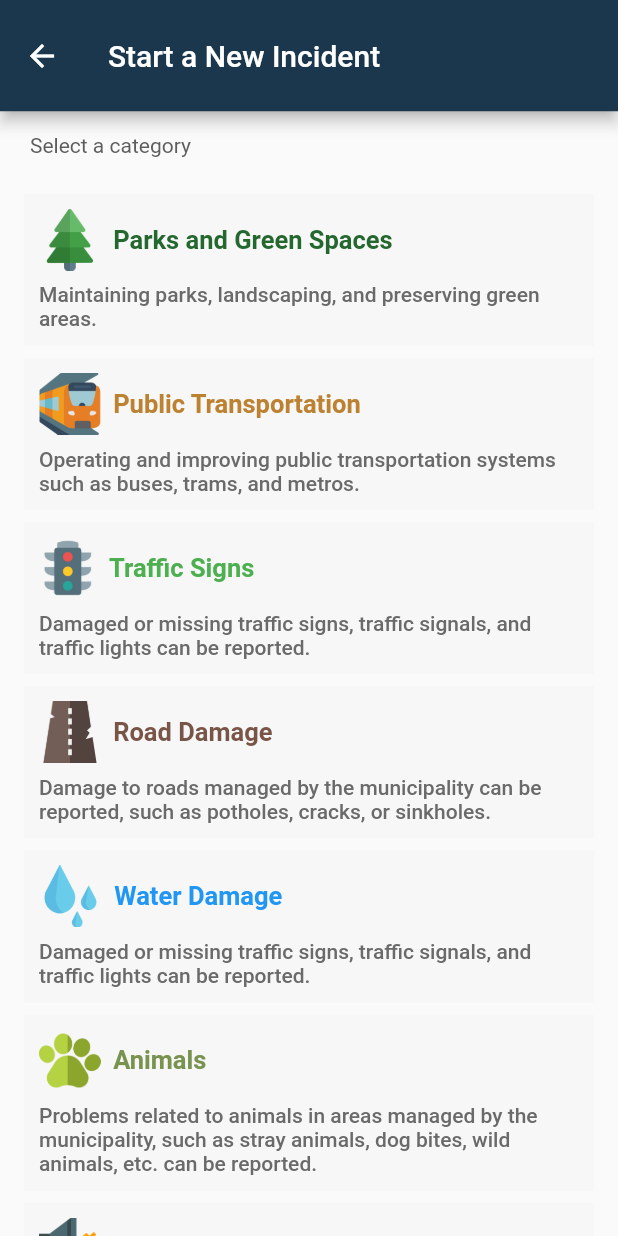
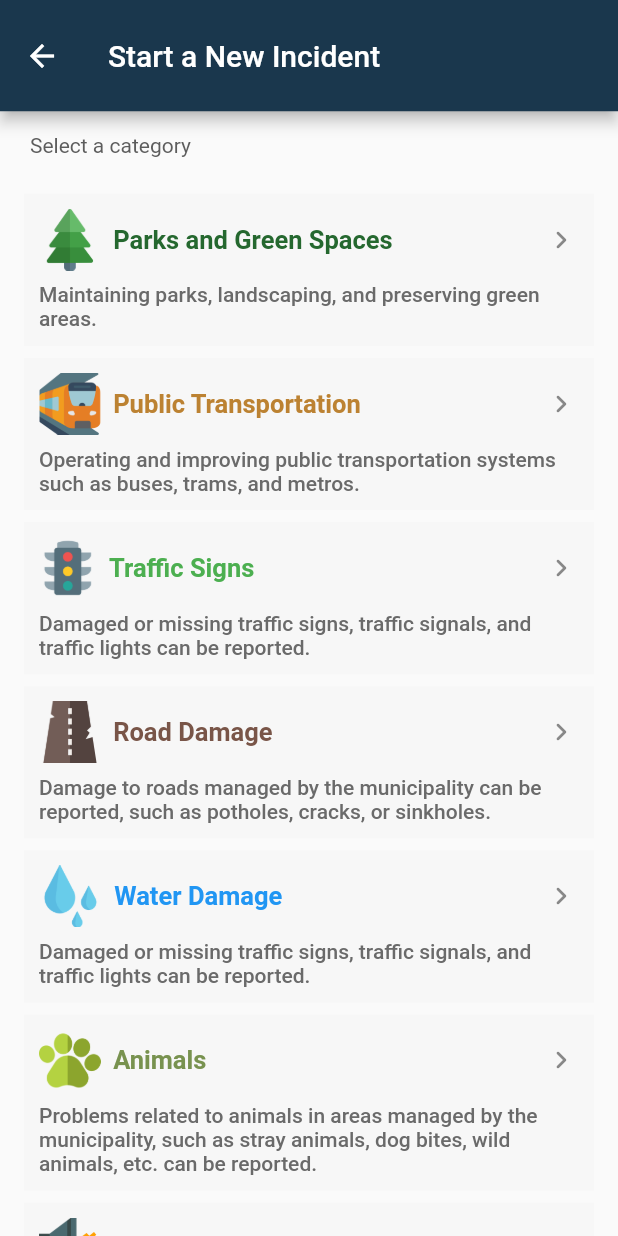
Before and after one commit to aligirisen/fabb-mobil, a Flutter app: the IncidentCategoryView screen opened by its route, on a phone screen of 412 x 824 dp. Run offline on Flutter 3.47's test engine with Material 2 defaults, Android fonts, the phone set to English and light mode, and no system bars; our stand-ins replace geocoding, geolocator, get, get_storage, google_maps_flutter, image_picker and 2 more; missing offline and left inert: universal_html; accounts and stored records are empty.

Commit message:
category strat error fixed

```diff
--- a/lib/app/shared/category_list.dart
+++ b/lib/app/shared/category_list.dart
@@ -27,7 +27,7 @@ class CategoryList {
     IncidentTypeModel(AppImages.health, AppStrings.incident10title,
         AppStrings.incident10text, AppColors.incident10Color),
     IncidentTypeModel(AppImages.social, AppStrings.incident10title,
-        AppStrings.incident10text, AppColors.incident10Color),
+        AppStrings.incident11text, AppColors.incident11Color),
     IncidentTypeModel(AppImages.roadSafety, AppStrings.incident1title,
         AppStrings.incident1text, AppColors.incident1RoadSafetyColor),
   ];
--- a/lib/app/views/home/incident_category_view.dart
+++ b/lib/app/views/home/incident_category_view.dart
@@ -7,7 +7,6 @@ import '../../controllers/home/incident_category_controller.dart';
 import '../../routes/app_pages.dart';
 import '../../shared/category_list.dart';
 import '../../theme/app_colors.dart';
-import 'incident_details_view.dart';
 
 //color: Color(0xff78D8A4),
 class IncidentCategoryView extends GetView<IncidentCategoryController> {
@@ -45,8 +44,15 @@ class IncidentCategoryView extends GetView<IncidentCategoryController> {
                 child: ListView.builder(
                   itemCount: CategoryList.incidentTypes.length,
                   itemBuilder: (context, index) => ListTile(
-                      title: Container(
-                    padding: EdgeInsets.symmetric(vertical: 10, horizontal: 10),
+                      title: GestureDetector(
+                    onTap: () {
+                      GeneralAppDatas.selectedIncidentType.value =
+                          CategoryList.incidentTypes[index].title;
+                      Get.toNamed(Routes.incidentDetails);
+                    },
+                    child: Container(
+                      padding:
+                          EdgeInsets.symmetric(vertical: 10, horizontal: 10),
                       color: AppColors.containerBackground,
                       child: Column(
                         crossAxisAlignment: CrossAxisAlignment.start,
@@ -57,6 +63,7 @@ class IncidentCategoryView extends GetView<IncidentCategoryController> {
                           ),
                           text(index),
                         ],
+                      ),
                     ),
                   )),
                 )),
@@ -79,8 +86,11 @@ class IncidentCategoryView extends GetView<IncidentCategoryController> {
     );
   }
 
-  Row IncidentType(int index) {
+  Widget IncidentType(int index) {
     return Row(
+      mainAxisAlignment: MainAxisAlignment.spaceBetween,
+      children: [
+        Row(
           children: [
             Image(
               height: 5.h,
@@ -98,6 +108,9 @@ class IncidentCategoryView extends GetView<IncidentCategoryController> {
                   fontSize: 17,
                   fontWeight: FontWeight.w600),
             ),
+          ],
+        ),
+        Icon(Icons.chevron_right_rounded)
         // Spacer(),
         // ElevatedButton(
         //   style: ButtonStyle(
```
Also changed, not shown: 1 other file. Lines whose indentation alone changed are shown as unchanged.
